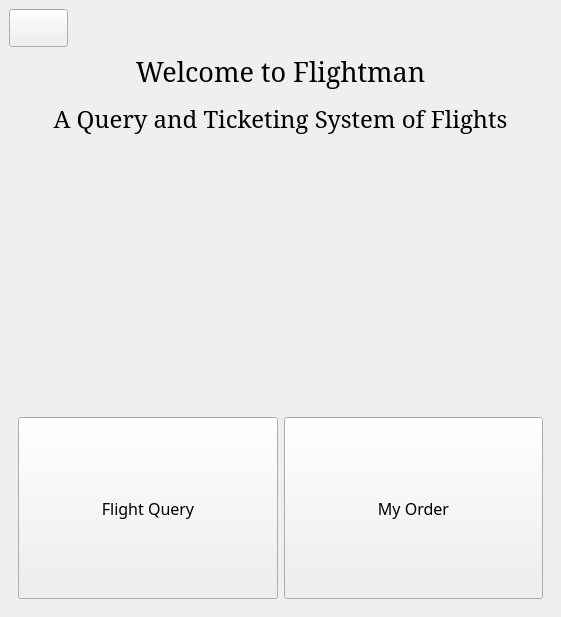
Before: the Qt Designer form mainclientwindow.ui in Aloereed/Flightman_Client_DATA130039, drawn with Qt 5.
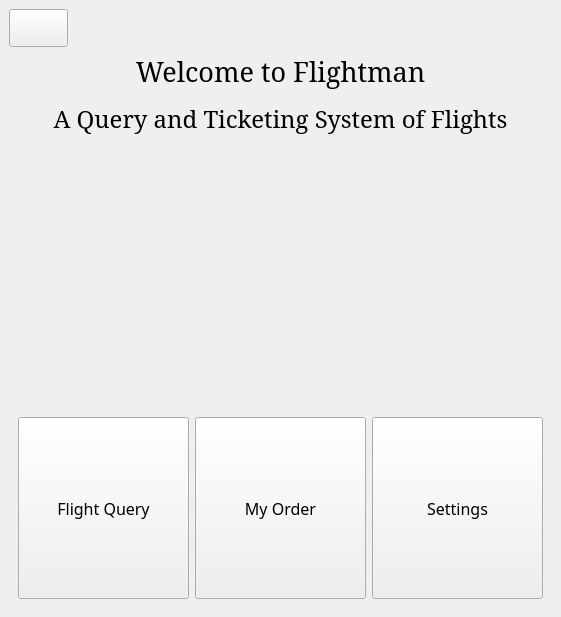
After: the same form once the commit is applied. Icons and pictures are not drawn.

```diff
--- a/mainclientwindow.ui
+++ b/mainclientwindow.ui
@@ -167,6 +167,32 @@
          </property>
         </widget>
        </item>
+       <item>
+        <widget class="QToolButton" name="toolButton_4">
+         <property name="sizePolicy">
+          <sizepolicy hsizetype="Expanding" vsizetype="Expanding">
+           <horstretch>0</horstretch>
+           <verstretch>0</verstretch>
+          </sizepolicy>
+         </property>
+         <property name="font">
+          <font>
+           <family>Yu Gothic UI Semilight</family>
+           <pointsize>12</pointsize>
+          </font>
+         </property>
+         <property name="text">
+          <string>Settings</string>
+         </property>
+         <property name="icon">
+          <iconset resource="png.qrc">
+           <normaloff>:/png/settings.png</normaloff>:/png/settings.png</iconset>
+         </property>
+         <property name="toolButtonStyle">
+          <enum>Qt::ToolButtonTextUnderIcon</enum>
+         </property>
+        </widget>
+       </item>
       </layout>
      </widget>
     </item>
```
Left out of the diff: 2 changed lines with no effect on the pictures.
